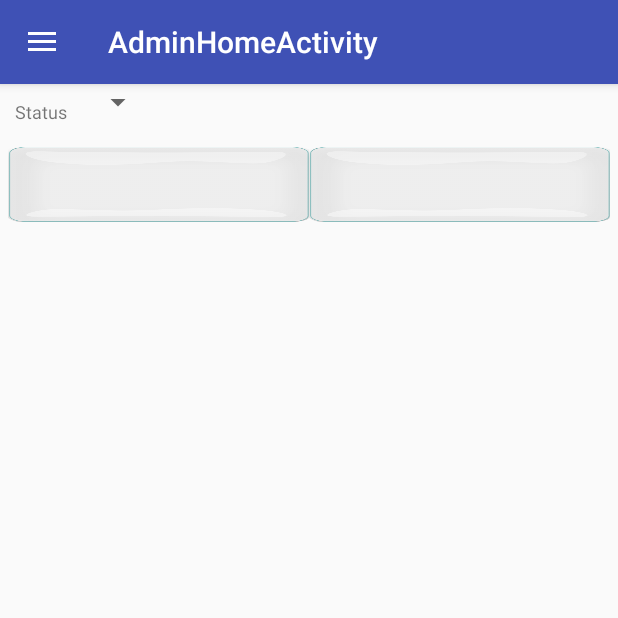
After one commit to hpunetha/GuestAcc, an Android app: the fragment AdminRoomStatusFragment placed in its activity, on a phone screen of 412 x 824 dp, the top half of it. The commit adds this screen. Run offline under Robolectric (Android 15) with nearby library versions, the phone set to English and light mode, and no system bars; our stand-ins replace Firebase (no records; nobody signed in at launch, a user with empty details on screens opened directly).

Commit message:
AdminHome added

```diff
--- a/app/src/main/java/in/ac/iiitd/guestacc/AdminHomeActivity.java
+++ b/app/src/main/java/in/ac/iiitd/guestacc/AdminHomeActivity.java
@@ -34,8 +34,8 @@ public class AdminHomeActivity extends AppCompatActivity
         NavigationView navigationView = (NavigationView) findViewById(R.id.admin_nav_view);
         navigationView.setNavigationItemSelectedListener(this);
 
-        getFragmentManager().beginTransaction().replace(R.id.adminHomeFrame,new AdminHomeFragment
-                ()).commit();
+        getFragmentManager().beginTransaction().add(R.id.adminHomeFrame, new AdminHomeFragment()).commit();
+        //getFragmentManager().beginTransaction().replace(R.id.adminHomeFrame,new AdminHomeFragment()).commit();
     }
 
 
@@ -56,7 +56,7 @@ public class AdminHomeActivity extends AppCompatActivity
         int id = item.getItemId();
 
         if (id == R.id.adminRoomStatus) {
-            // Handle the camera action
+            getFragmentManager().beginTransaction().replace(R.id.adminHomeFrame,new AdminRoomStatusFragment()).commit();
         } else if (id == R.id.adminCancelBooking) {
 
         } else if (id == R.id.adminAddRoom) {
--- a/app/src/main/java/in/ac/iiitd/guestacc/AdminHomeFragment.java
+++ b/app/src/main/java/in/ac/iiitd/guestacc/AdminHomeFragment.java
@@ -1,7 +1,6 @@
 package in.ac.iiitd.guestacc;
 
 import android.annotation.SuppressLint;
-import android.app.Activity;
 import android.app.Fragment;
 import android.os.AsyncTask;
 import android.os.Bundle;
@@ -19,8 +18,6 @@ import com.google.firebase.database.DatabaseReference;
 import com.google.firebase.database.FirebaseDatabase;
 import com.google.firebase.database.ValueEventListener;
 
-import org.w3c.dom.Text;
-
 import java.text.SimpleDateFormat;
 import java.util.Arrays;
 import java.util.Date;
@@ -34,26 +31,31 @@ import java.util.Locale;
 public class AdminHomeFragment extends Fragment {
 
     CardView adminHomeCardView;
-    TextView mTextViewBookedRooms, mTextViewAvailableRooms;
+    TextView mTextViewBookedRooms, mTextViewAvailableRooms, mTextViewFacultyRequest,mTextViewVerifyPayment,mTextViewPendingApproval;
+
     DatabaseReference mFireBaseReference;
     //https://stackoverflow.com/questions/8654990/how-can-i-get-current-date-in-android
     String date = new SimpleDateFormat("yyyy-MM-dd", Locale.getDefault()).format(new Date());
-
-    //Database
 
     @Nullable
     @Override
     public View onCreateView(LayoutInflater inflater, @Nullable ViewGroup container, Bundle savedInstanceState) {
         View adminHomeView = inflater.inflate(R.layout.fragment_admin_home,container,false);
 
-        mTextViewBookedRooms = (TextView)adminHomeView.findViewById(R.id.adminBookedRooms);
+        mTextViewBookedRooms = (TextView)adminHomeView.findViewById(R.id.adminHomeBookedRooms);
         mTextViewAvailableRooms = (TextView)adminHomeView.findViewById(R.id.adminRoomsAvailable);
+        mTextViewFacultyRequest = (TextView)adminHomeView.findViewById(R.id.adminHomeFacultyRequest);
+        mTextViewVerifyPayment = (TextView)adminHomeView.findViewById(R.id.adminHomeVerifyPayment);
+        mTextViewPendingApproval = (TextView)adminHomeView.findViewById(R.id.adminHomePendingApproval);
 
-        //Thread for getting status for today - admin home screen
+        //Threads for receiving data - admin home screen
         new getStatusForToday().execute("");
+        new getPendingApproval().execute("");
+        new getVerifyPayment().execute("");
+        new getFacultyRequest().execute("");
+
 
         adminHomeCardView = (CardView) adminHomeView.findViewById(R.id.adminHomeCardView1);
-
         adminHomeCardView.setOnClickListener(new View.OnClickListener() {
             @Override
             public void onClick(View view) {
@@ -88,8 +90,72 @@ public class AdminHomeFragment extends Fragment {
                 //startActivity(intent);
             }
         });
+        return adminHomeView;
+    }
 
-        return adminHomeView;
+    //**************************************Pending Approval****************************************************
+
+    private class getPendingApproval extends AsyncTask<String,String,String>{
+        @Override
+        protected String doInBackground(String... strings) {
+            mFireBaseReference = FirebaseDatabase.getInstance().getReference("pending_requests/pending_approval");
+            mFireBaseReference.addValueEventListener(new ValueEventListener() {
+                @Override
+                public void onDataChange(DataSnapshot dataSnapshot) {
+                    mTextViewPendingApproval.setText(String.valueOf(dataSnapshot.getChildrenCount())+" Requests");
+                }
+
+                @Override
+                public void onCancelled(DatabaseError databaseError) {
+
+                }
+            });
+            return null;
+        }
+    }
+
+    //**************************************Verify Payment****************************************************
+
+    private class getVerifyPayment extends AsyncTask<String,String,String>{
+        @Override
+        protected String doInBackground(String... strings) {
+            mFireBaseReference = FirebaseDatabase.getInstance().getReference("pending_requests/verify_payment");
+            mFireBaseReference.addValueEventListener(new ValueEventListener() {
+                @Override
+                public void onDataChange(DataSnapshot dataSnapshot) {
+                    mTextViewVerifyPayment.setText(String.valueOf(dataSnapshot.getChildrenCount())+" Requests");
+                }
+
+                @Override
+                public void onCancelled(DatabaseError databaseError) {
+
+                }
+            });
+
+            return null;
+        }
+    }
+
+    //**************************************Faculty Requests****************************************************
+
+    private class getFacultyRequest extends AsyncTask<String,String,String>{
+        @Override
+        protected String doInBackground(String... strings) {
+            mFireBaseReference = FirebaseDatabase.getInstance().getReference("join_requests");
+            mFireBaseReference.addValueEventListener(new ValueEventListener() {
+                @SuppressLint("SetTextI18n")
+                @Override
+                public void onDataChange(DataSnapshot dataSnapshot) {
+                    mTextViewFacultyRequest.setText(String.valueOf(dataSnapshot.getChildrenCount())+" Requests");
+                }
+
+                @Override
+                public void onCancelled(DatabaseError databaseError) {
+
+                }
+            });
+            return null;
+        }
     }
 
     @SuppressLint("StaticFieldLeak")
@@ -103,18 +169,19 @@ public class AdminHomeFragment extends Fragment {
         @Override
         protected String doInBackground(String... strings) {
 
-            mFireBaseReference = FirebaseDatabase.getInstance().getReference("bookings");
+            date = "2018-03-18";
+            mFireBaseReference = FirebaseDatabase.getInstance().getReference("bookings/"+date);
 
             final HashSet<String> bookingsRooms = new HashSet<>(Arrays.asList("bh1","bh2","gh1","gh2","fr1","fr2","ff1","ff2"));
             final int mRoomSize = bookingsRooms.size();
 
-            date = "2018-03-17";
+
             mFireBaseReference.addValueEventListener(new ValueEventListener() {
                 @SuppressLint("SetTextI18n")
                 @Override
                 public void onDataChange(DataSnapshot dataSnapshot) {
                     //Log.i("DataSnapshot", String.valueOf(dataSnapshot.getChildrenCount()));
-                    for (DataSnapshot bookingData: dataSnapshot.getChildren()){
+                    /*for (DataSnapshot bookingData: dataSnapshot.getChildren()){
                         if (bookingData.getKey().equals(date)){
                             for (DataSnapshot checkBookingData: dataSnapshot.child(date).getChildren()){
                                 for (DataSnapshot roomBookedClient: checkBookingData.child("rooms").getChildren()){
@@ -122,9 +189,23 @@ public class AdminHomeFragment extends Fragment {
                                 }
                             }
                         }
+                    }*/
+
+                    Log.i("Database",dataSnapshot.getKey());
+                    Log.i("Database", String.valueOf(dataSnapshot.getChildrenCount()));
+                    if (dataSnapshot.getChildrenCount() != 0){
+                        for (DataSnapshot bookingData:dataSnapshot.getChildren()){
+                            for (DataSnapshot roomBookedClient: bookingData.child("rooms").getChildren()){
+                                bookingsRooms.remove(roomBookedClient.getKey());
+                            }
+                        }
+                        mTextViewBookedRooms.setText("Booked Rooms: "+String.valueOf(mRoomSize-bookingsRooms.size()));
+                        mTextViewAvailableRooms.setText("Available Rooms: "+String.valueOf(bookingsRooms.size()));
                     }
-                    mTextViewBookedRooms.setText("Booked Rooms: "+String.valueOf(mRoomSize-bookingsRooms.size()));
-                    mTextViewAvailableRooms.setText("Available Rooms: "+String.valueOf(bookingsRooms.size()));
+                    else {
+                        mTextViewBookedRooms.setText("Booked Rooms: "+String.valueOf(mRoomSize-bookingsRooms.size()));
+                        mTextViewAvailableRooms.setText("Available Rooms: "+String.valueOf(bookingsRooms.size()));
+                    }
                 }
 
                 @Override
--- /dev/null
+++ b/app/src/main/java/in/ac/iiitd/guestacc/AdminRoomStatusFragment.java
@@ -0,0 +1,22 @@
+package in.ac.iiitd.guestacc;
+
+import android.app.Fragment;
+import android.os.Bundle;
+import android.support.annotation.Nullable;
+import android.view.LayoutInflater;
+import android.view.View;
+import android.view.ViewGroup;
+
+/**
+ * Created by kd on 22/4/18.
+ */
+
+public class AdminRoomStatusFragment extends Fragment {
+    @Nullable
+    @Override
+    public View onCreateView(LayoutInflater inflater, @Nullable ViewGroup container, Bundle savedInstanceState) {
+        View adminRoomStatus = inflater.inflate(R.layout.fragment_admin_room_status,container,false);
+
+        return adminRoomStatus;
+    }
+}
--- a/app/src/main/res/layout/fragment_admin_home.xml
+++ b/app/src/main/res/layout/fragment_admin_home.xml
@@ -31,7 +31,7 @@
                     android:layout_height="1dp"
                     android:background="#000000" />
                 <TextView
-                    android:id="@+id/adminBookedRooms"
+                    android:id="@+id/adminHomeBookedRooms"
                     android:layout_marginTop="4dp"
                     android:layout_width="match_parent"
                     android:layout_height="wrap_content"
@@ -71,10 +71,11 @@
                     android:layout_height="1dp"
                     android:background="#000000" />
                 <TextView
+                    android:id="@+id/adminHomePendingApproval"
                     android:layout_marginTop="4dp"
                     android:layout_width="match_parent"
                     android:layout_height="wrap_content"
-                    android:text="2 Requests"/>
+                    android:hint="Requests"/>
 
             </LinearLayout>
 
@@ -105,10 +106,11 @@
                     android:layout_height="1dp"
                     android:background="#000000" />
                 <TextView
+                    android:id="@+id/adminHomeVerifyPayment"
                     android:layout_marginTop="4dp"
                     android:layout_width="match_parent"
                     android:layout_height="wrap_content"
-                    android:text="4 Requests"/>
+                    android:hint="Requests"/>
 
             </LinearLayout>
 
@@ -140,10 +142,11 @@
                     android:layout_height="1dp"
                     android:background="#000000" />
                 <TextView
+                    android:id="@+id/adminHomeFacultyRequest"
                     android:layout_marginTop="4dp"
                     android:layout_width="match_parent"
                     android:layout_height="wrap_content"
-                    android:text="3 Requests"/>
+                    android:text="Requests"/>
 
             </LinearLayout>
 
--- /dev/null
+++ b/app/src/main/res/layout/fragment_admin_room_status.xml
@@ -0,0 +1,79 @@
+<?xml version="1.0" encoding="utf-8"?>
+<LinearLayout
+    xmlns:android="http://schemas.android.com/apk/res/android"
+    android:orientation="vertical"
+    android:layout_width="match_parent"
+    android:layout_height="match_parent">
+
+    <LinearLayout
+        android:orientation="horizontal"
+        android:layout_width="match_parent"
+        android:layout_height="wrap_content">
+
+        <TextView
+            android:layout_margin="10sp"
+            android:textSize="12sp"
+            android:id="@+id/adminRoomStatus"
+            android:layout_width="wrap_content"
+            android:layout_height="wrap_content"
+            android:text="Status" />
+
+        <Spinner
+            android:layout_width="wrap_content"
+            android:layout_height="wrap_content"
+            android:entries="@array/spinnerItems"/>
+
+    </LinearLayout>
+
+    <LinearLayout
+        android:layout_width="match_parent"
+        android:layout_height="50dp"
+        android:layout_margin="5dp"
+        android:orientation="horizontal">
+
+        <EditText
+
+            android:id="@+id/editTextFrom"
+            style="@style/Widget.AppCompat.Button"
+            android:layout_width="match_parent"
+            android:layout_height="wrap_content"
+            android:layout_weight="1"
+
+            android:background="@drawable/custombuttondesc"
+            android:clickable="true"
+            android:cursorVisible="false"
+
+            android:focusable="false"
+            android:inputType="textMultiLine"
+            android:lines="2"
+
+            android:minLines="2"
+            android:paddingEnd="10dp"
+            android:paddingStart="10dp"
+            android:textAllCaps="false"
+            android:textSize="15sp" />
+
+        <EditText
+            android:id="@+id/editTextTo"
+            style="@style/Widget.AppCompat.Button"
+            android:layout_width="match_parent"
+            android:layout_height="wrap_content"
+
+            android:layout_weight="1"
+            android:background="@drawable/custombuttondesc"
+            android:clickable="true"
+            android:cursorVisible="false"
+
+            android:focusable="false"
+            android:inputType="textMultiLine"
+            android:lines="2"
+
+            android:minLines="2"
+            android:paddingEnd="10dp"
+            android:paddingStart="10dp"
+            android:textAllCaps="false"
+            android:textSize="15sp" />
+    </LinearLayout>
+
+
+</LinearLayout>
```
